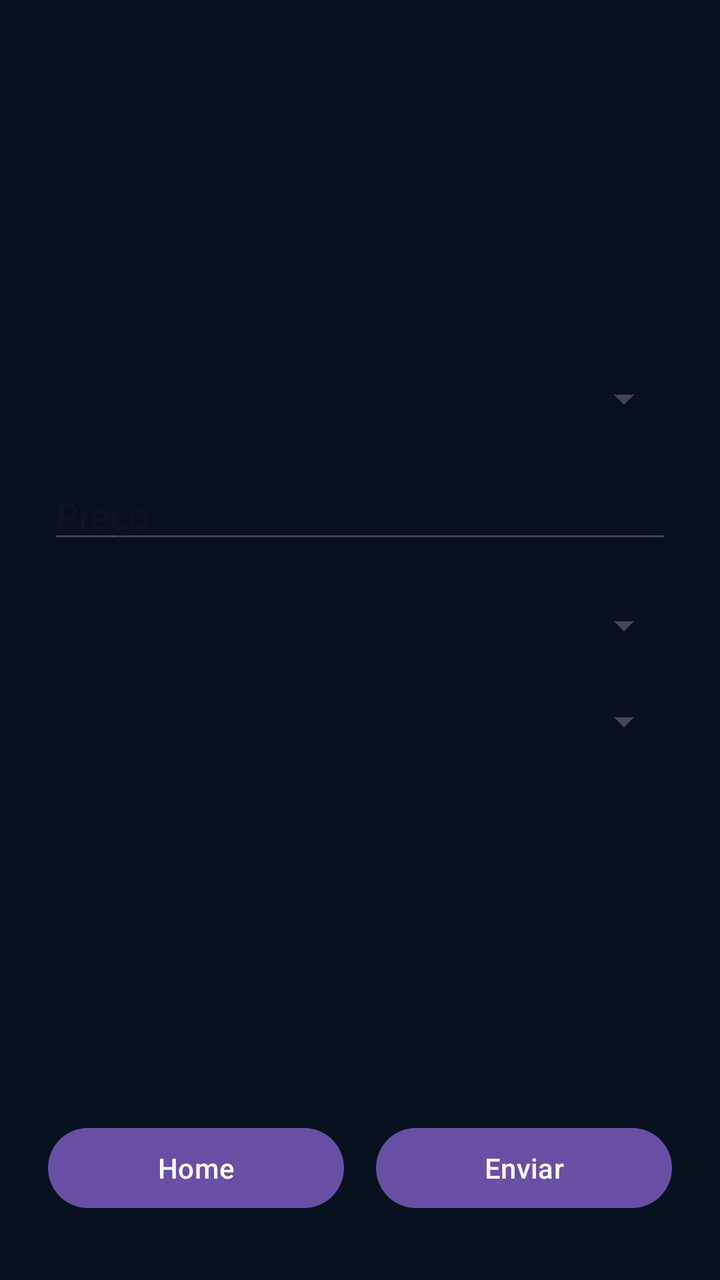
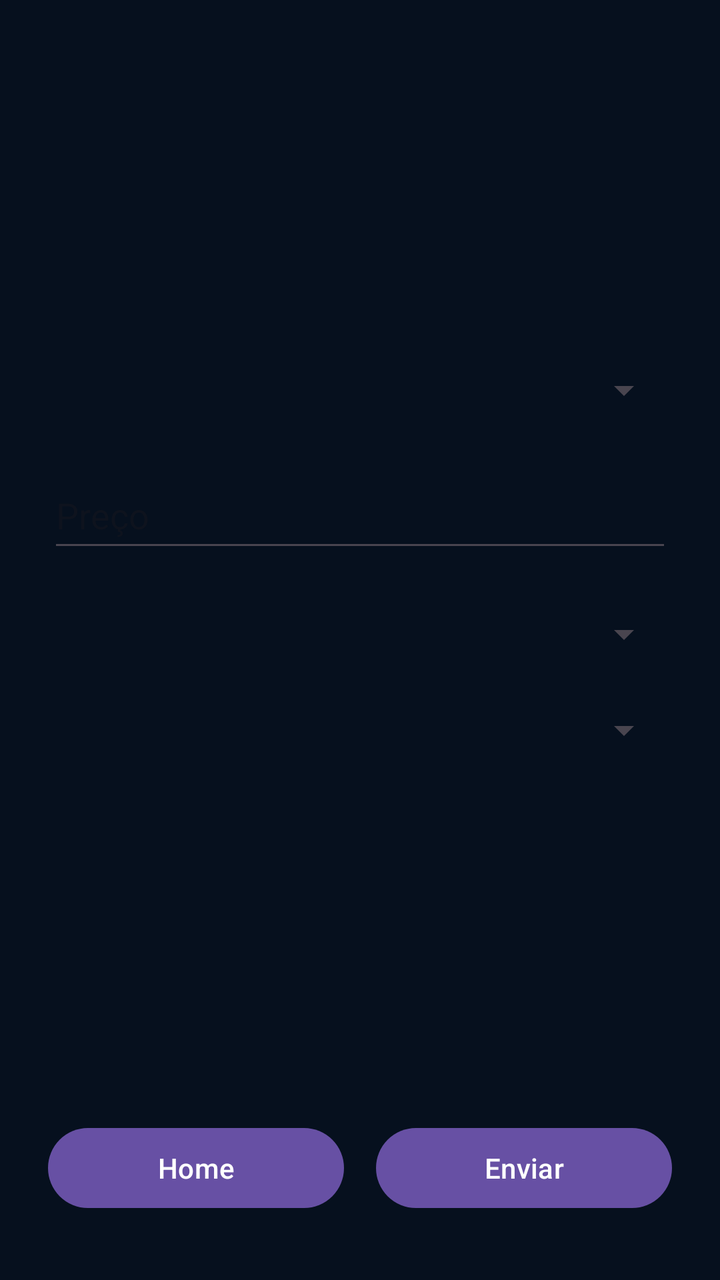

An Android layout rendered at two revisions. The XML below is the earlier revision; the diff shows what the commit changed to produce the second picture.
<!-- AndroidManifest.xml: application theme Theme.AccurancyMobileApp -->
<!-- res/layout/activity_aportes.xml -->
<?xml version="1.0" encoding="utf-8"?>
<ScrollView
    xmlns:android="http://schemas.android.com/apk/res/android"
    xmlns:tools="http://schemas.android.com/tools"
    android:layout_width="match_parent"
    android:layout_height="match_parent"
    android:fillViewport="true"
    tools:context=".activities.Aportes"
    android:background="@color/bg_deep">

    <LinearLayout
        android:id="@+id/main"
        android:layout_width="match_parent"
        android:layout_height="match_parent"
        android:orientation="vertical"
        android:paddingHorizontal="24dp"
        android:paddingBottom="32dp">

        <View
            android:layout_width="match_parent"
            android:layout_height="0dp"
            android:layout_weight="1"/>

        <Spinner
            android:id="@+id/spnAtivo"
            android:layout_width="match_parent"
            android:layout_height="wrap_content"
            android:layout_marginBottom="24dp"
            android:textColor="@color/text_primary"/>

        <EditText
            android:id="@+id/txtPreco"
            android:layout_width="match_parent"
            android:layout_height="wrap_content"
            android:layout_marginBottom="24dp"
            android:ems="10"
            android:hint="Preço"
            android:inputType="number"
            android:textColor="@color/text_primary"/>

        <Spinner
            android:id="@+id/spnTipo"
            android:layout_width="match_parent"
            android:layout_height="wrap_content"
            android:layout_marginBottom="24dp"
            android:textColor="@color/text_primary"/>

        <Spinner
            android:id="@+id/spnRecorrencia"
            android:layout_width="match_parent"
            android:layout_height="wrap_content"
            android:textColor="@color/text_primary"/>

        <View
            android:layout_width="match_parent"
            android:layout_height="0dp"
            android:layout_weight="1"/>

        <LinearLayout
            android:layout_width="match_parent"
            android:layout_height="wrap_content"
            android:orientation="horizontal">

            <Button
                android:id="@+id/btnHome"
                android:layout_width="0dp"
                android:layout_height="wrap_content"
                android:layout_marginEnd="8dp"
                android:layout_weight="1"
                android:text="Home"/>

            <Button
                android:id="@+id/btnEnviar"
                android:layout_width="0dp"
                android:layout_height="wrap_content"
                android:layout_marginStart="8dp"
                android:layout_weight="1"
                android:text="Enviar"/>

        </LinearLayout>

    </LinearLayout>

</ScrollView>
<!-- resources referenced by this layout -->
<resources>
  <color name="bg_deep">#FF06101E</color>
  <color name="text_primary">#FFF1F5F9</color>
  <style name="Theme.AccurancyMobileApp" parent="Base.Theme.AccurancyMobileApp" />
  <style name="Base.Theme.AccurancyMobileApp" parent="Theme.Material3.DayNight.NoActionBar">
          
          
      </style>
</resources>

<!-- the commit's change to res/layout/activity_aportes.xml (unified diff, before → after) -->
@@ -25,13 +25,12 @@
             android:id="@+id/spnAtivo"
             android:layout_width="match_parent"
             android:layout_height="wrap_content"
-            android:layout_marginBottom="24dp"
-            android:textColor="@color/text_primary"/>
+            android:layout_marginBottom="24dp" />
 
         <EditText
             android:id="@+id/txtPreco"
             android:layout_width="match_parent"
-            android:layout_height="wrap_content"
+            android:layout_height="50dp"
             android:layout_marginBottom="24dp"
             android:ems="10"
             android:hint="Preço"
@@ -42,14 +41,12 @@
             android:id="@+id/spnTipo"
             android:layout_width="match_parent"
             android:layout_height="wrap_content"
-            android:layout_marginBottom="24dp"
-            android:textColor="@color/text_primary"/>
+            android:layout_marginBottom="24dp" />
 
         <Spinner
             android:id="@+id/spnRecorrencia"
             android:layout_width="match_parent"
-            android:layout_height="wrap_content"
-            android:textColor="@color/text_primary"/>
+            android:layout_height="wrap_content" />
 
         <View
             android:layout_width="match_parent"
